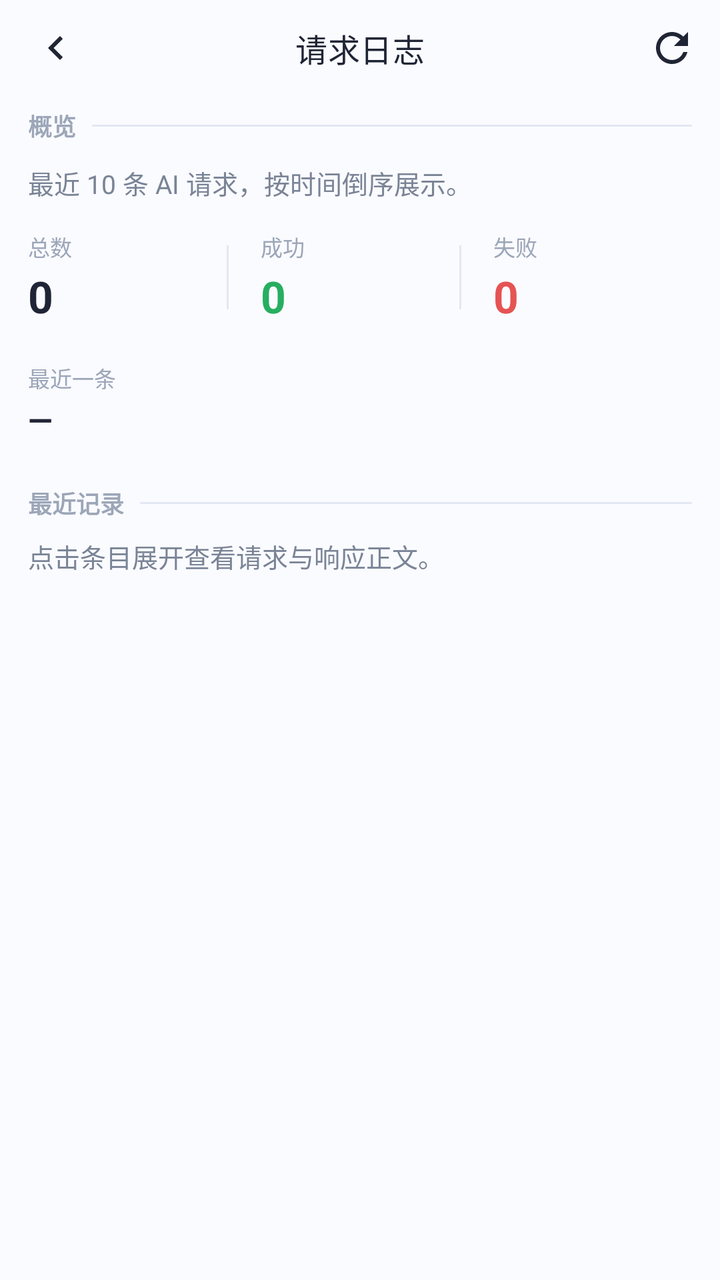
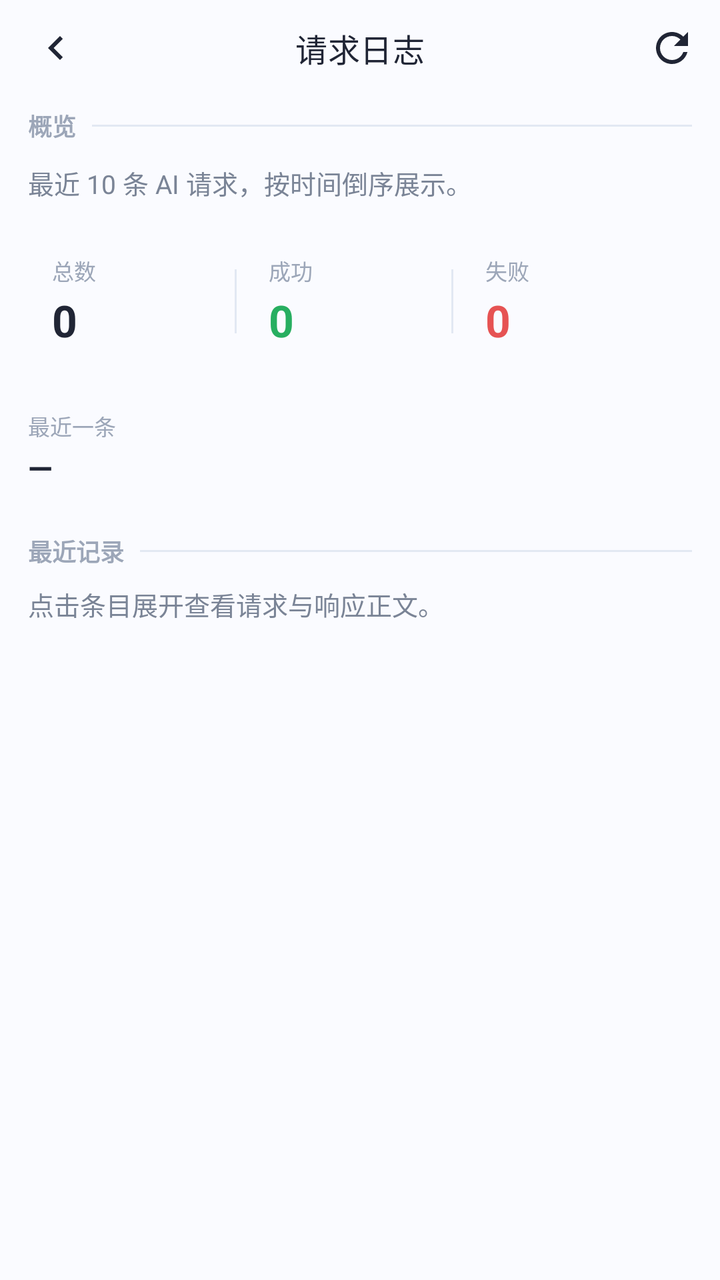

Before-and-after screenshots of an Android layout around one commit, followed by the original layout XML and the change that was made.
<!-- AndroidManifest.xml: application theme Theme.ManTou -->
<!-- res/layout/activity_request_log.xml -->
<?xml version="1.0" encoding="utf-8"?>
<LinearLayout xmlns:android="http://schemas.android.com/apk/res/android"
    xmlns:app="http://schemas.android.com/apk/res-auto"
    android:id="@+id/main"
    android:layout_width="match_parent"
    android:layout_height="match_parent"
    android:background="@color/mt_background"
    android:orientation="vertical">

    <com.google.android.material.appbar.MaterialToolbar
        android:id="@+id/toolbar"
        android:layout_width="match_parent"
        android:layout_height="48dp"
        android:background="@color/mt_background"
        app:navigationIcon="@drawable/ic_arrow_back"
        app:navigationIconTint="@color/mt_text_primary"
        app:menu="@menu/menu_request_log"
        app:title="请求日志"
        app:titleCentered="true"
        app:titleTextColor="@color/mt_text_primary"
        app:titleTextAppearance="@style/TextAppearance.Material3.TitleMedium" />

    <androidx.core.widget.NestedScrollView
        android:layout_width="match_parent"
        android:layout_height="0dp"
        android:layout_weight="1"
        android:clipToPadding="false"
        android:overScrollMode="never"
        android:paddingHorizontal="14dp"
        android:paddingBottom="16dp">

        <LinearLayout
            android:layout_width="match_parent"
            android:layout_height="wrap_content"
            android:orientation="vertical">

            <LinearLayout
                android:layout_width="match_parent"
                android:layout_height="wrap_content"
                android:layout_marginTop="6dp"
                android:gravity="center_vertical"
                android:orientation="horizontal">

                <TextView
                    android:layout_width="wrap_content"
                    android:layout_height="wrap_content"
                    android:text="概览"
                    android:textColor="@color/mt_text_muted"
                    android:textSize="12sp"
                    android:textStyle="bold" />

                <View
                    android:layout_width="0dp"
                    android:layout_height="1dp"
                    android:layout_marginStart="8dp"
                    android:layout_weight="1"
                    android:background="@color/mt_outline" />
            </LinearLayout>

            <TextView
                android:id="@+id/tvSubtitle"
                android:layout_width="match_parent"
                android:layout_height="wrap_content"
                android:layout_marginTop="10dp"
                android:text="最近 10 条 AI 请求，按时间倒序展示。"
                android:textColor="@color/mt_text_secondary"
                android:textSize="13sp" />

            <LinearLayout
                android:layout_width="match_parent"
                android:layout_height="wrap_content"
                android:layout_marginTop="14dp"
                android:gravity="center_vertical"
                android:orientation="horizontal">

                <LinearLayout
                    android:layout_width="0dp"
                    android:layout_height="wrap_content"
                    android:layout_weight="1"
                    android:orientation="vertical">

                    <TextView
                        android:layout_width="wrap_content"
                        android:layout_height="wrap_content"
                        android:text="总数"
                        android:textColor="@color/mt_text_muted"
                        android:textSize="11sp" />

                    <TextView
                        android:id="@+id/tvStatTotal"
                        android:layout_width="wrap_content"
                        android:layout_height="wrap_content"
                        android:layout_marginTop="2dp"
                        android:text="0"
                        android:textColor="@color/mt_text_primary"
                        android:textSize="22sp"
                        android:textStyle="bold" />
                </LinearLayout>

                <View
                    android:layout_width="1dp"
                    android:layout_height="32dp"
                    android:background="@color/mt_outline" />

                <LinearLayout
                    android:layout_width="0dp"
                    android:layout_height="wrap_content"
                    android:layout_marginStart="16dp"
                    android:layout_weight="1"
                    android:orientation="vertical">

                    <TextView
                        android:layout_width="wrap_content"
                        android:layout_height="wrap_content"
                        android:text="成功"
                        android:textColor="@color/mt_text_muted"
                        android:textSize="11sp" />

                    <TextView
                        android:id="@+id/tvStatSuccess"
                        android:layout_width="wrap_content"
                        android:layout_height="wrap_content"
                        android:layout_marginTop="2dp"
                        android:text="0"
                        android:textColor="#27AE60"
                        android:textSize="22sp"
                        android:textStyle="bold" />
                </LinearLayout>

                <View
                    android:layout_width="1dp"
                    android:layout_height="32dp"
                    android:background="@color/mt_outline" />

                <LinearLayout
                    android:layout_width="0dp"
                    android:layout_height="wrap_content"
                    android:layout_marginStart="16dp"
                    android:layout_weight="1"
                    android:orientation="vertical">

                    <TextView
                        android:layout_width="wrap_content"
                        android:layout_height="wrap_content"
                        android:text="失败"
                        android:textColor="@color/mt_text_muted"
                        android:textSize="11sp" />

                    <TextView
                        android:id="@+id/tvStatFail"
                        android:layout_width="wrap_content"
                        android:layout_height="wrap_content"
                        android:layout_marginTop="2dp"
                        android:text="0"
                        android:textColor="@color/mt_error"
                        android:textSize="22sp"
                        android:textStyle="bold" />
                </LinearLayout>
            </LinearLayout>

            <TextView
                android:layout_width="wrap_content"
                android:layout_height="wrap_content"
                android:layout_marginTop="18dp"
                android:text="最近一条"
                android:textColor="@color/mt_text_muted"
                android:textSize="11sp" />

            <TextView
                android:id="@+id/tvLastTime"
                android:layout_width="match_parent"
                android:layout_height="wrap_content"
                android:layout_marginTop="2dp"
                android:text="—"
                android:textColor="@color/mt_text_primary"
                android:textSize="16sp"
                android:textStyle="bold" />

            <LinearLayout
                android:layout_width="match_parent"
                android:layout_height="wrap_content"
                android:layout_marginTop="22dp"
                android:gravity="center_vertical"
                android:orientation="horizontal">

                <TextView
                    android:layout_width="wrap_content"
                    android:layout_height="wrap_content"
                    android:text="最近记录"
                    android:textColor="@color/mt_text_muted"
                    android:textSize="12sp"
                    android:textStyle="bold" />

                <View
                    android:layout_width="0dp"
                    android:layout_height="1dp"
                    android:layout_marginStart="8dp"
                    android:layout_weight="1"
                    android:background="@color/mt_outline" />
            </LinearLayout>

            <TextView
                android:layout_width="match_parent"
                android:layout_height="wrap_content"
                android:layout_marginTop="8dp"
                android:text="点击条目展开查看请求与响应正文。"
                android:textColor="@color/mt_text_secondary"
                android:textSize="13sp" />

            <TextView
                android:id="@+id/tvEmpty"
                android:layout_width="match_parent"
                android:layout_height="wrap_content"
                android:layout_marginTop="40dp"
                android:gravity="center"
                android:text="暂无记录"
                android:textColor="@color/mt_text_muted"
                android:textSize="13sp"
                android:visibility="gone" />

            <androidx.recyclerview.widget.RecyclerView
                android:id="@+id/rvLogs"
                android:layout_width="match_parent"
                android:layout_height="wrap_content"
                android:layout_marginTop="6dp"
                android:nestedScrollingEnabled="false"
                android:overScrollMode="never" />
        </LinearLayout>
    </androidx.core.widget.NestedScrollView>
</LinearLayout>
<!-- resources referenced by this layout -->
<resources>
  <color name="mt_background">#FAFBFF</color>
  <color name="mt_error">#E65353</color>
  <color name="mt_outline">#E2E8F3</color>
  <color name="mt_text_muted">#9CA6B8</color>
  <color name="mt_text_primary">#202535</color>
  <color name="mt_text_secondary">#7A8496</color>
  <!-- drawable ic_arrow_back (drawable) -->
  <vector xmlns:android="http://schemas.android.com/apk/res/android"
      android:width="24dp"
      android:height="24dp"
      android:viewportWidth="24"
      android:viewportHeight="24"
      android:tint="#1F2937">
      <path
          android:fillColor="@android:color/white"
          android:pathData="M15.41,7.41L14,6l-6,6 6,6 1.41,-1.41L10.83,12z" />
  </vector>
  <style name="Theme.ManTou" parent="Base.Theme.ManTou" />
  <color name="mt_primary">#2F80ED</color>
  <color name="mt_on_primary">#FFFFFF</color>
  <color name="mt_surface_blue">#EAF3FF</color>
  <color name="mt_primary_dark">#1F5FBF</color>
  <color name="mt_surface">#FFFFFF</color>
  <color name="mt_surface_soft">#F5F8FE</color>
  <style name="ThemeOverlay.ManTou.GlassAlertDialog" parent="ThemeOverlay.ManTou.GlassAlertDialog.Base" />
  <style name="ThemeOverlay.ManTou.GlassAlertDialog.Base" parent="ThemeOverlay.Material3.MaterialAlertDialog">
          <item name="android:windowBackground">@drawable/bg_dialog_glass</item>
          <item name="android:colorBackgroundFloating">@color/mt_dialog_glass</item>
          <item name="android:backgroundDimEnabled">true</item>
          <item name="android:backgroundDimAmount">0.28</item>
          <item name="backgroundTint">@android:color/transparent</item>
          <item name="backgroundInsetStart">24dp</item>
          <item name="backgroundInsetEnd">24dp</item>
          <item name="backgroundInsetTop">24dp</item>
          <item name="backgroundInsetBottom">24dp</item>
          <item name="colorSurface">@color/mt_dialog_glass</item>
          <item name="shapeAppearanceOverlay">@style/ShapeAppearance.ManTou.Dialog</item>
          <item name="android:windowAnimationStyle">@style/MtDialogAnimation</item>
      </style>
  <!-- drawable bg_dialog_glass (drawable) -->
  <?xml version="1.0" encoding="utf-8"?>
  <shape xmlns:android="http://schemas.android.com/apk/res/android"
      android:shape="rectangle">
      <solid android:color="@color/mt_dialog_glass" />
      <corners android:radius="24dp" />
      <stroke
          android:width="1dp"
          android:color="@color/mt_dialog_glass_stroke" />
  </shape>
  <color name="mt_dialog_glass">#EFFFFFFF</color>
  <style name="ShapeAppearance.ManTou.Dialog" parent="">
          <item name="cornerFamily">rounded</item>
          <item name="cornerSize">24dp</item>
      </style>
  <style name="MtDialogAnimation" parent="">
          <item name="android:windowEnterAnimation">@anim/dialog_fade_in</item>
          <item name="android:windowExitAnimation">@anim/dialog_fade_out</item>
      </style>
  <color name="mt_dialog_glass_stroke">#B8FFFFFF</color>
  <!-- unchanged entries left out for length: 1 -->
</resources>

<!-- the commit's change to res/layout/activity_request_log.xml (unified diff, before → after) -->
@@ -11,7 +11,8 @@
         android:id="@+id/toolbar"
         android:layout_width="match_parent"
         android:layout_height="48dp"
-        android:background="@color/mt_background"
+        android:background="@android:color/transparent"
+        android:tag="glass:toolbar"
         app:navigationIcon="@drawable/ic_arrow_back"
         app:navigationIconTint="@color/mt_text_primary"
         app:menu="@menu/menu_request_log"
@@ -71,7 +72,9 @@
                 android:layout_height="wrap_content"
                 android:layout_marginTop="14dp"
                 android:gravity="center_vertical"
-                android:orientation="horizontal">
+                android:orientation="horizontal"
+                android:padding="12dp"
+                android:tag="glass:card">
 
                 <LinearLayout
                     android:layout_width="0dp"
